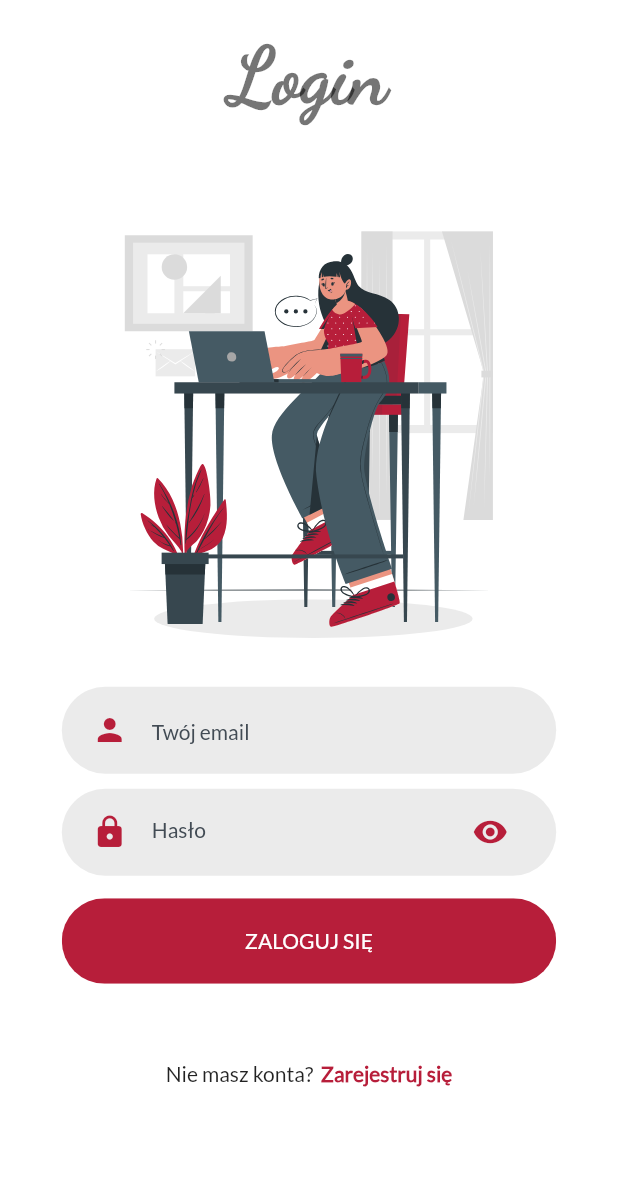
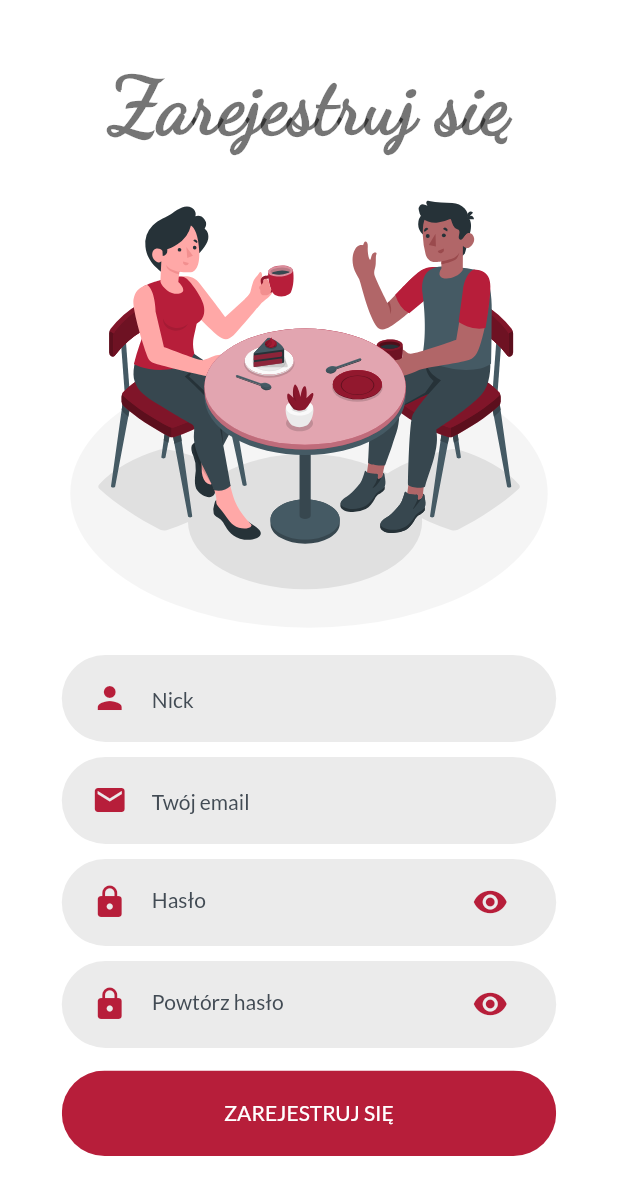
Before and after one commit to hanyska/lidlomiks, a Flutter app: the LoginScreen screen opened directly, after a tap on "Zarejestruj się", on a phone screen of 412 x 824 dp. Shown: the top 1195 px of the screen. Run offline on Flutter 3.47's test engine with Material 2 defaults, Android fonts, the phone set to English and light mode, and no system bars; our stand-ins replace flutter_svg.

Commit message:
Added register page

```diff
--- a/lib/screens/home_screen.dart
+++ b/lib/screens/home_screen.dart
@@ -3,6 +3,7 @@ import 'package:flutter_svg/flutter_svg.dart';
 import 'package:lidlomiks/components/rounded_button.dart';
 import 'package:lidlomiks/constants.dart';
 import 'package:lidlomiks/screens/login_screen.dart';
+import 'package:lidlomiks/screens/register_screen.dart';
 
 class HomeScreen extends StatefulWidget {
   @override
@@ -40,7 +41,10 @@ class _HomeScreenState extends State<HomeScreen> {
                 RoundedButton(
                   text: "Zarejestruj się".toUpperCase(),
                   color: kGrey.withOpacity(0.7),
-                  onClicked: () => print('Sing up'),
+                  onClicked: () => Navigator.push(
+                    context,
+                    MaterialPageRoute(builder: (context) => RegisterScreen()),
+                  ),
                 ),
               ],
             ),
--- a/lib/screens/login_screen.dart
+++ b/lib/screens/login_screen.dart
@@ -3,6 +3,7 @@ import 'package:flutter_svg/flutter_svg.dart';
 import 'package:lidlomiks/components/rounded_button.dart';
 import 'package:lidlomiks/components/rounded_input.dart';
 import 'package:lidlomiks/constants.dart';
+import 'package:lidlomiks/screens/register_screen.dart';
 
 class LoginScreen extends StatefulWidget {
   @override
@@ -17,22 +18,22 @@ class _LoginScreenState extends State<LoginScreen> {
     return Scaffold(
       body: SingleChildScrollView(
         child: Container(
+          margin: EdgeInsets.only(top: 20.0),
           padding: EdgeInsets.symmetric(vertical: 20.0, horizontal: 20.0),
           width: double.infinity,
           child: Column(
             mainAxisAlignment: MainAxisAlignment.center,
             children: [
               Text(
-                'Login',
+                'Zaloguj się',
                 style: Theme.of(context).textTheme.headline1,
               ),
-              SizedBox(height: size.height * 0.05),
               SvgPicture.asset(
                 "assets/images/login.svg",
                 height: size.height * 0.4,
               ),
               RoundedInput(
-                icon: Icon(Icons.person, color: kPrimaryColor),
+                icon: Icon(Icons.email, color: kPrimaryColor),
                 hintText: 'Twój email',
               ),
               RoundedInput(
@@ -51,7 +52,10 @@ class _LoginScreenState extends State<LoginScreen> {
                   Text('Nie masz konta?'),
                   SizedBox(width: 5),
                   GestureDetector(
-                    onTap: () => print('Go to register page'),
+                    onTap: () => Navigator.push(
+                      context,
+                      MaterialPageRoute(builder: (context) => RegisterScreen()),
+                    ),
                     child: Text(
                       'Zarejestruj się',
                       style: TextStyle(
--- /dev/null
+++ b/lib/screens/register_screen.dart
@@ -0,0 +1,84 @@
+import 'package:flutter/material.dart';
+import 'package:flutter_svg/flutter_svg.dart';
+import 'package:lidlomiks/components/rounded_button.dart';
+import 'package:lidlomiks/components/rounded_input.dart';
+import 'package:lidlomiks/constants.dart';
+import 'package:lidlomiks/screens/login_screen.dart';
+
+class RegisterScreen extends StatefulWidget {
+  @override
+  _RegisterScreenState createState() => _RegisterScreenState();
+}
+
+class _RegisterScreenState extends State<RegisterScreen> {
+  @override
+  Widget build(BuildContext context) {
+    Size size = MediaQuery.of(context).size;
+
+    return Scaffold(
+        body: SingleChildScrollView(
+          child: Container(
+            margin: EdgeInsets.only(top: 20.0),
+            padding: EdgeInsets.symmetric(vertical: 20.0, horizontal: 20.0),
+            width: double.infinity,
+            child: Column(
+              mainAxisAlignment: MainAxisAlignment.center,
+              children: [
+                Text(
+                  'Zarejestruj się',
+                  style: Theme.of(context).textTheme.headline1,
+                ),
+                SvgPicture.asset(
+                  "assets/images/register.svg",
+                  height: size.height * 0.4,
+                ),
+                RoundedInput(
+                  icon: Icon(Icons.person, color: kPrimaryColor),
+                  hintText: 'Nick',
+                ),
+                RoundedInput(
+                  icon: Icon(Icons.email, color: kPrimaryColor),
+                  hintText: 'Twój email',
+                ),
+                RoundedInput(
+                  icon: Icon(Icons.lock, color: kPrimaryColor),
+                  hintText: 'Hasło',
+                  isPassword: true,
+                ),
+                RoundedInput(
+                  icon: Icon(Icons.lock, color: kPrimaryColor),
+                  hintText: 'Powtórz hasło',
+                  isPassword: true,
+                ),
+                RoundedButton(
+                  text: "Zarejestruj się".toUpperCase(),
+                  onClicked: () => print('Login'),
+                ),
+                SizedBox(height: size.height * 0.05),
+                Row(
+                  mainAxisAlignment: MainAxisAlignment.center,
+                  children: [
+                    Text('Masz już konto?'),
+                    SizedBox(width: 5),
+                    GestureDetector(
+                      onTap: () => Navigator.push(
+                        context,
+                        MaterialPageRoute(builder: (context) => LoginScreen()),
+                      ),
+                      child: Text(
+                        'Zaloguj się',
+                        style: TextStyle(
+                            color: kPrimaryColor,
+                            fontWeight: FontWeight.bold
+                        ),
+                      ),
+                    ),
+                  ],
+                )
+              ],
+            ),
+          ),
+        )
+    );
+  }
+}
```
